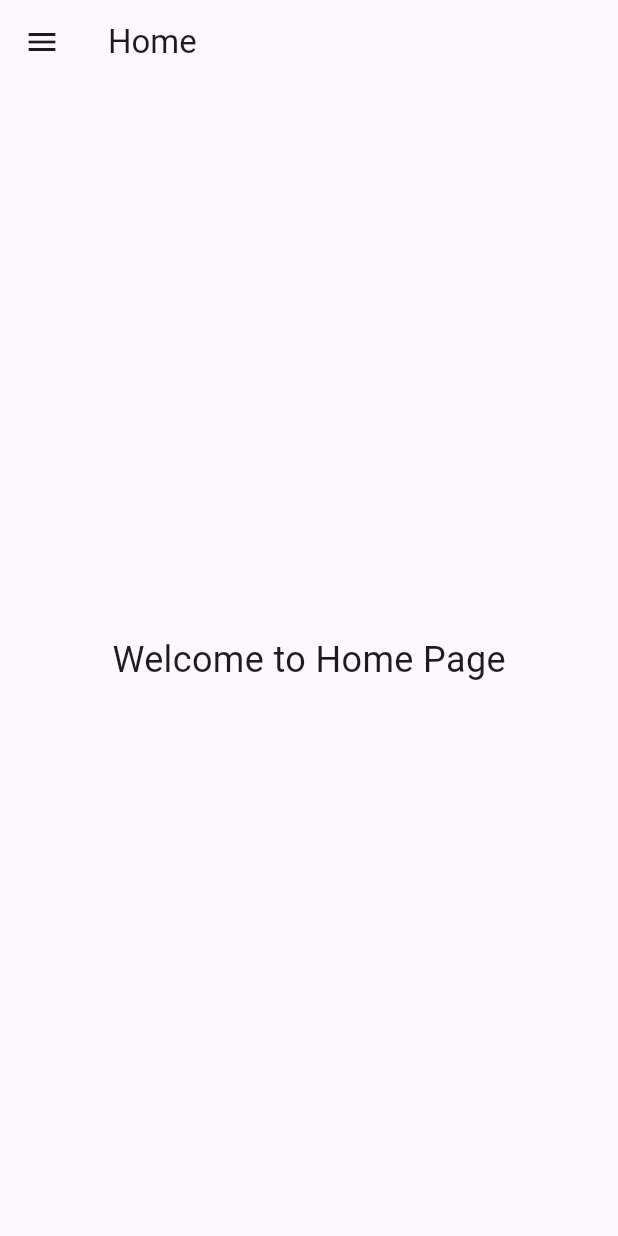
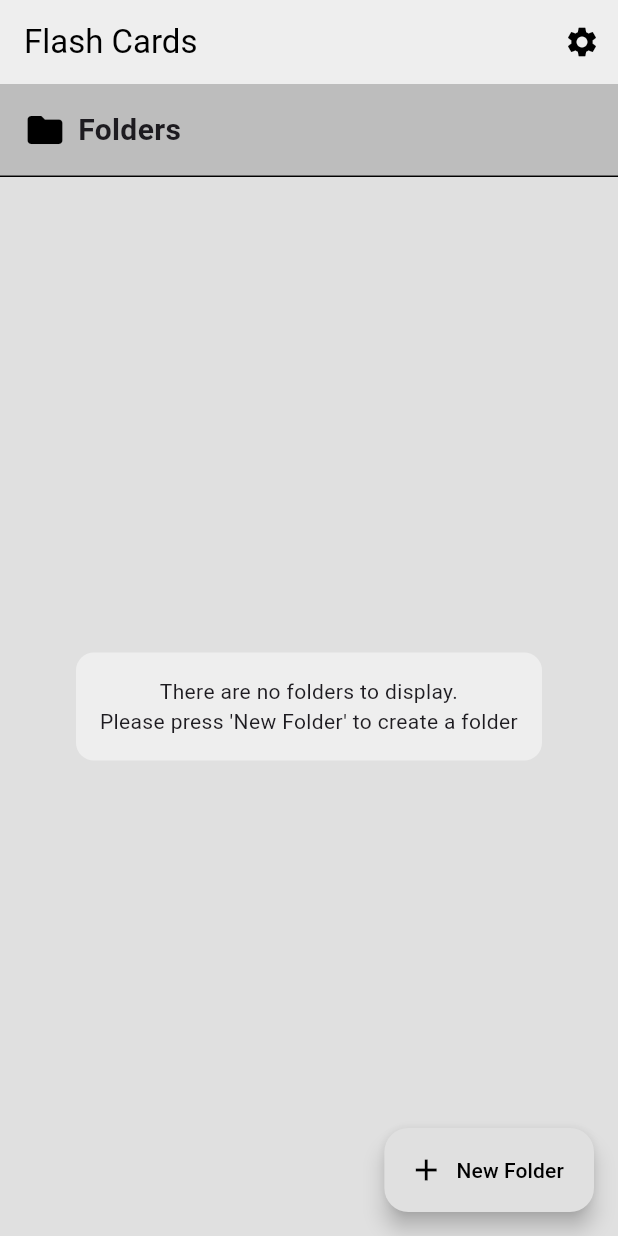
Before and after one commit to Zittta/ITDS283_Group16_Project, a Flutter app: the screen it shows after launch, on a phone screen of 412 x 824 dp. Run offline on Flutter 3.47's test engine with Material 3 defaults, Android fonts, the phone set to English and light mode, and no system bars.

Commit message:
homepage and navigate to setting page

```diff
--- a/lib/pages/folders.dart
+++ b/lib/pages/folders.dart
@@ -1,41 +1,75 @@
 import 'package:flutter/material.dart';
 
 class Folders extends StatelessWidget {
+  const Folders({super.key});
+
   @override
   Widget build(BuildContext context) {
     return Scaffold(
-      appBar: AppBar(title: Text('Home')),
-      drawer: Drawer(
-        child: ListView(
-          padding: EdgeInsets.zero,
-          children: [
-            DrawerHeader(
-              decoration: BoxDecoration(color: Colors.blue),
-              child: Text('Menu', style: TextStyle(color: Colors.white, fontSize: 24)),
+      backgroundColor: Colors.grey[300],
+      appBar: AppBar(
+        backgroundColor: Colors.grey[200],
+        elevation: 0,
+        title: const Text(
+          'Flash Cards',
+          style: TextStyle(color: Colors.black),
+        ),
+        actions: [
+          IconButton(
+            icon: const Icon(Icons.settings, color: Colors.black),
+            onPressed: () {
+              Navigator.pushNamed(context, '/setting');
+            },
+          ),
+        ],
+      ),
+      body: Column(
+        crossAxisAlignment: CrossAxisAlignment.start,
+        children: [
+          Container(
+            color: Colors.grey[400],
+            padding: const EdgeInsets.all(16.0),
+            child: const Row(
+              children: [
+                Icon(Icons.folder, size: 28, color: Colors.black),
+                SizedBox(width: 8),
+                Text(
+                  'Folders',
+                  style: TextStyle(fontSize: 20, fontWeight: FontWeight.bold),
+                ),
+              ],
             ),
-            ListTile(
-              title: Text('cardset'),
-              onTap: (){
-                //Task03: using Navigator.pushNamed
-                Navigator.pushNamed(context, '/cardset');
-              },
+          ),
+          const Divider(height: 1, color: Colors.black),
+          Expanded(
+            child: Center(
+              child: Container(
+                padding: const EdgeInsets.all(16),
+                decoration: BoxDecoration(
+                  color: Colors.grey[200],
+                  borderRadius: BorderRadius.circular(12),
+                ),
+                child: const Text(
+                  "There are no folders to display.\nPlease press 'New Folder' to create a folder",
+                  textAlign: TextAlign.center,
+                  style: TextStyle(fontSize: 14),
+                ),
+              ),
             ),
-            ListTile(
-              title: Text('quiz'),
-              onTap: (){
-                Navigator.pushNamed(context, '/quiz');
-              },
-            ),
-            ListTile(
-              title: Text('setting'),
-              onTap: (){
-                Navigator.pushNamed(context, '/setting');
-              },
-            ),
-          ],
+          ),
+        ],
+      ),
+      floatingActionButton: FloatingActionButton.extended(
+        onPressed: () {
+          // Add folder creation logic
+        },
+        backgroundColor: Colors.grey[300],
+        icon: const Icon(Icons.add, color: Colors.black),
+        label: const Text(
+          'New Folder',
+          style: TextStyle(color: Colors.black),
         ),
       ),
-      body: Center(child: Text('Welcome to Home Page', style: TextStyle(fontSize: 24))),
     );
   }
 }
--- a/lib/pages/setting.dart
+++ b/lib/pages/setting.dart
@@ -1,16 +1,16 @@
 import 'package:flutter/material.dart';
+
 class Setting extends StatelessWidget {
+  const Setting({super.key});
+
   @override
   Widget build(BuildContext context) {
     return Scaffold(
-      appBar: AppBar(title: Text('Setting')),
-      body: Center(child: Text('Setting', style: TextStyle(fontSize: 24))),
-      floatingActionButton: FloatingActionButton(
-        onPressed: (){
-          //task04
-          Navigator.pop(context);
-        },
-        child: Icon(Icons.arrow_back),
+      appBar: AppBar(
+        title: const Text("Settings"),
+      ),
+      body: const Center(
+        child: Text("Settings Page"),
       ),
     );
   }
```
